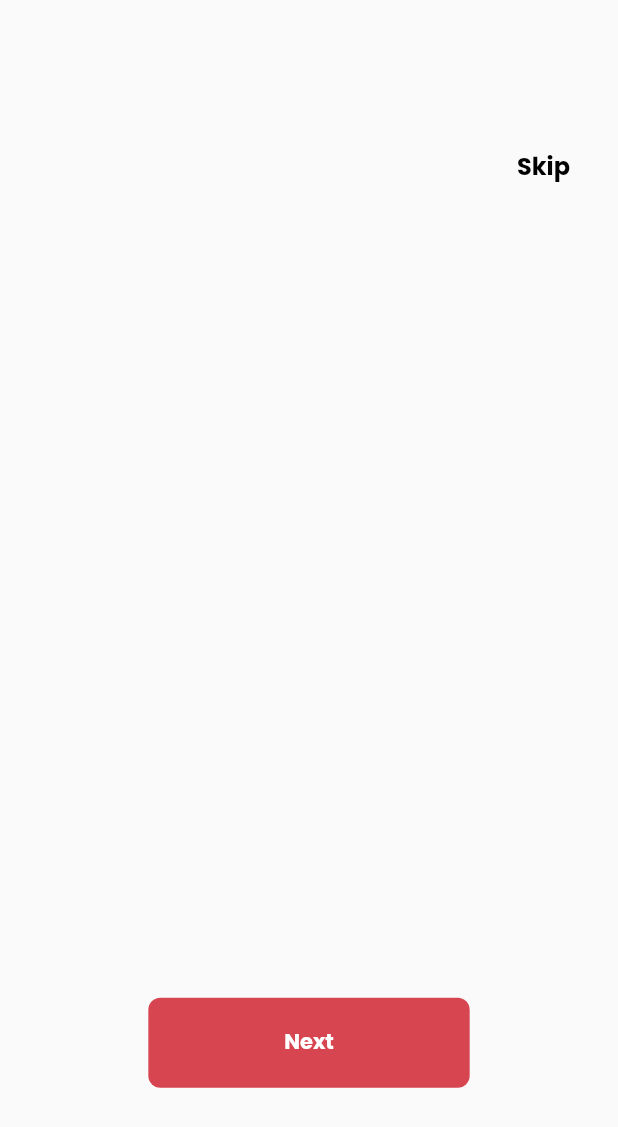
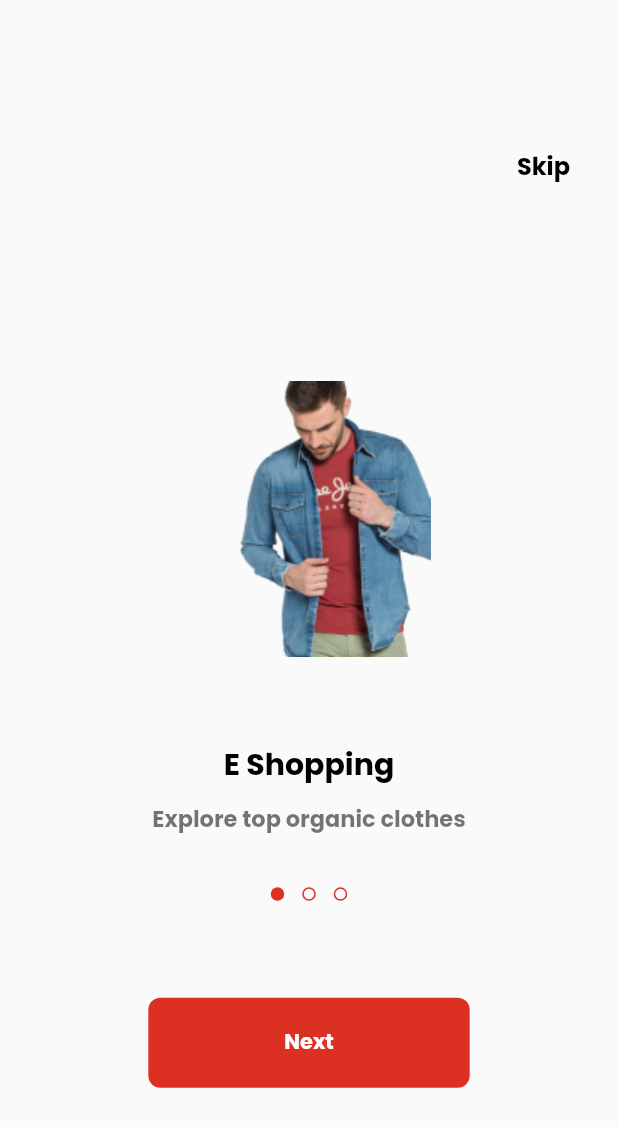
Before and after one commit to MohammedLaham/clothes_app, a Flutter app: the screen it shows after launch, on a phone screen of 412 x 824 dp. Shown: the top 1127 px of the screen. Run offline on Flutter 3.47's test engine with Material 2 defaults, Android fonts, the light colour scheme and no system bars; drawn by our look-alikes of dots_indicator; our stand-ins replace font_awesome_flutter, get.

Commit message:
finish on bording and page view

```diff
--- a/lib/constants.dart
+++ b/lib/constants.dart
@@ -1,3 +1,4 @@
 import 'dart:ui';
 
-const Color pKColor = Color(0xffD64550 );
+const Color pKColor = Color(0xFFDB3022 );
+const kLogo='assest/images/logo.png';
--- /dev/null
+++ b/lib/features/on Bording/widget/custom_dots_indicator.dart
@@ -0,0 +1,22 @@
+import 'package:clothesmarketer/constants.dart';
+import 'package:dots_indicator/dots_indicator.dart';
+import 'package:flutter/material.dart';
+
+class CustomDotsIndicator extends StatelessWidget {
+  const CustomDotsIndicator({Key? key, @required this.dotsIndex})
+      : super(key: key);
+  final double? dotsIndex;
+
+  @override
+  Widget build(BuildContext context) {
+    return DotsIndicator(
+        dotsCount: 3,
+        position: dotsIndex!.toInt(),
+        decorator: DotsDecorator(
+            color: Colors.transparent,
+            activeColor: pKColor,
+            shape: RoundedRectangleBorder(
+                borderRadius: BorderRadius.circular(8),
+                side: const BorderSide(color: pKColor))));
+  }
+}
--- /dev/null
+++ b/lib/features/on Bording/widget/custom_page_view.dart
@@ -0,0 +1,19 @@
+import 'package:clothesmarketer/features/on%20Bording/widget/page_view_item.dart';
+import 'package:flutter/material.dart';
+
+class CustomPageView extends StatelessWidget {
+  const CustomPageView({Key? key, required this.pageController}) : super(key: key);
+   final PageController? pageController;
+  @override
+  Widget build(BuildContext context) {
+    return PageView(
+      controller: pageController,
+      children: const [
+        PageViewItem(image:'assest/images/onBrinding1.png' ,title: 'E Shopping',subTitle: 'Explore top organic clothes',),
+        PageViewItem(image:'assest/images/on_way.png' ,title: 'Delivary on the way',subTitle: 'Get your order by speed delivery',),
+        PageViewItem(image:'assest/images/img.png' ,title: 'Delivery Arrived ',subTitle: 'Order is arrived at your Place',),
+
+      ],
+    );
+  }
+}
--- a/lib/features/on Bording/widget/on_bording_body.dart
+++ b/lib/features/on Bording/widget/on_bording_body.dart
@@ -1,15 +1,55 @@
 import 'package:clothesmarketer/core/utils/size_conf.dart';
 import 'package:clothesmarketer/core/widgwts/custom_button.dart';
+import 'package:clothesmarketer/features/Auth/presentation/pages/login/login_page.dart';
+import 'package:clothesmarketer/features/on%20Bording/widget/custom_dots_indicator.dart';
+import 'package:clothesmarketer/features/on%20Bording/widget/custom_page_view.dart';
 import 'package:flutter/material.dart';
+import 'package:get/get.dart';
+class OnBordingBody extends StatefulWidget {
+  const OnBordingBody({Key? key}) : super(key: key);
 
-class OnBordingBody extends StatelessWidget {
-  const OnBordingBody({Key? key}) : super(key: key);
+  @override
+  // ignore: library_private_types_in_public_api
+  _OnBordingBodyState createState() {
+    return _OnBordingBodyState();
+  }
+}
+
+class _OnBordingBodyState extends State<OnBordingBody> {
+  PageController? pageController;
+
+  @override
+  void initState() {
+    pageController = PageController(
+      initialPage: 0,
+    )..addListener(() {
+        setState(() {});
+      });
+    super.initState();
+  }
+
+  @override
+  void dispose() {
+    super.dispose();
+  }
 
   @override
   Widget build(BuildContext context) {
     return Stack(
       children: [
+        CustomPageView(pageController: pageController),
         Positioned(
+          bottom: SizeConfig.defaultSize! * 22,
+          left: 0,
+          right: 0,
+          child: CustomDotsIndicator(
+              dotsIndex: pageController!.hasClients ? pageController!.page : 0),
+        ),
+        Visibility(
+          visible: pageController!.hasClients
+              ? (pageController?.page == 2 ? false : true)
+              : true,
+          child: Positioned(
               //هذه افضل من الميديا كويري
               top: SizeConfig.defaultSize! * 10,
               //top: MediaQuery.of(context).size.height*.1 ,//تعني نزلها من فوق 100 حسب حجم شاشة اي جهاز
@@ -22,12 +62,22 @@ class OnBordingBody extends StatelessWidget {
                     color: Colors.black),
                 textAlign: TextAlign.left,
               )),
+        ),
         Positioned(
-            left: SizeConfig.defaultSize!*10,
-              right: SizeConfig.defaultSize!*10,
-              bottom: SizeConfig.defaultSize!*10,
-              child:   const CustomButton(
-            text: 'Next',
+            left: SizeConfig.defaultSize! * 10,
+            right: SizeConfig.defaultSize! * 10,
+            bottom: SizeConfig.defaultSize! * 10,
+            child: CustomButton(
+              onTap: () {
+                if (pageController!.page! < 2) {
+                  pageController!.nextPage(duration: const Duration(milliseconds: 500), curve: Curves.easeIn);
+                }else{
+                  Get.to(()=>const LoginPage(),transition: Transition.rightToLeft,duration: const Duration(milliseconds: 500));
+                }
+              },
+              text: pageController!.hasClients
+                  ? (pageController!.page == 2 ? 'Get Started' : 'Next')
+                  : 'Next',
             ))
       ],
     );
--- /dev/null
+++ b/lib/features/on Bording/widget/page_view_item.dart
@@ -0,0 +1,48 @@
+import 'package:clothesmarketer/core/utils/size_conf.dart';
+import 'package:clothesmarketer/core/widgwts/custom_sizedbox.dart';
+import 'package:flutter/material.dart';
+
+class PageViewItem extends StatelessWidget {
+  const PageViewItem({Key? key, this.title, this.subTitle, this.image})
+      : super(key: key);
+  final String? title;
+  final String? subTitle;
+  final String? image;
+
+  @override
+  Widget build(BuildContext context) {
+    return Column(
+      children: [
+        const VerticalSpace(25),
+        SizedBox(
+          height: SizeConfig.defaultSize! *20,
+          child: Image.asset(image!,),
+        ),
+        const VerticalSpace(5),
+        Text(
+          title!,
+          style: const TextStyle(
+              fontSize: 20, color: Colors.black, fontWeight: FontWeight.w600),
+          textAlign: TextAlign.left,
+        ),
+        const VerticalSpace(1),
+        Text(
+          subTitle!,
+          style: const TextStyle(
+            fontSize: 15,
+            color: Colors.black54,
+          ),
+          textAlign: TextAlign.left,
+        )
+        //     Container(
+        //       height: 100,
+        //  width: 100,
+        //  child: Image(
+        //       image: CachedNetworkImageProvider(
+        //         'https://via.placeholder.com/119x157',
+        //       )),
+        // )
+      ],
+    );
+  }
+}
--- a/lib/features/splash/presentation/splash_view.dart
+++ b/lib/features/splash/presentation/splash_view.dart
@@ -1,6 +1,5 @@
 import 'package:clothesmarketer/constants.dart';
 import 'package:clothesmarketer/features/splash/presentation/widget/splash_body.dart';
-import 'package:flutter/cupertino.dart';
 import 'package:flutter/material.dart';
 
 class SplashView extends StatelessWidget {
```
Also changed, not shown: lib/core/widgwts/custom_button.dart (+52 -5 lines), lib/core/widgwts/custom_sizedbox.dart (added, +20 -0 lines), lib/features/Auth/presentation/pages/login/login_page.dart (added, +11 -0 lines), lib/features/Auth/presentation/pages/login/widget/login_page_body.dart (added, +61 -0 lines), pubspec.yaml (+5 -3 lines), assest/images/image.png (added), assest/images/img.png (added), assest/images/logo.png (added), assest/images/onBrinding1.png (added), assest/images/on_way.png (added), pubspec.lock, 2 other files. Lines whose indentation alone changed are shown as unchanged.
